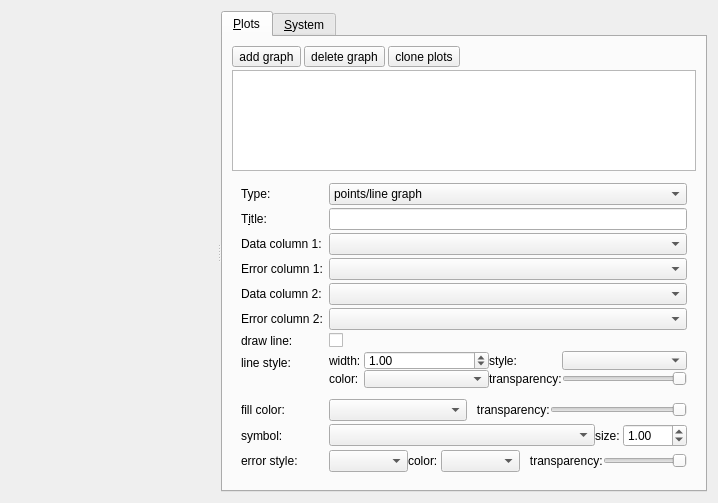
Old version of the form plugins/table/qfrdrtableplotwidget.ui in the repository jkriege2/QuickFit3.
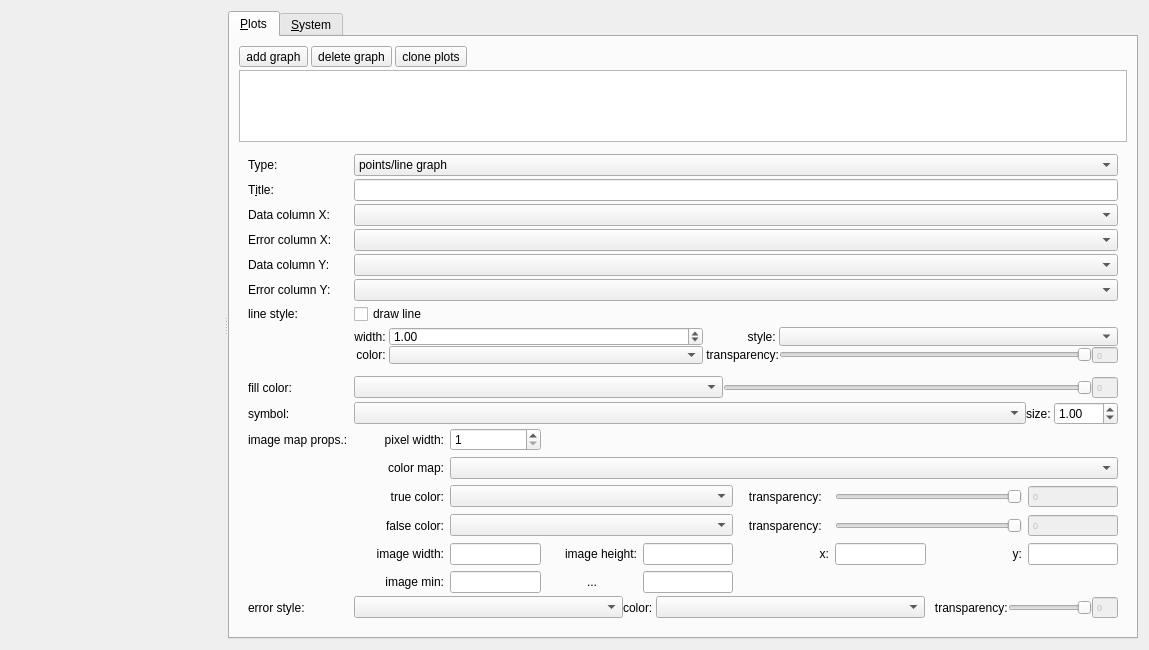
New version of the form. The open tabs and pages were chosen to show the change. Icons and pictures are not drawn. Custom widgets are drawn as their Qt base class.

Commit message: QuickFit3/table: wip on image plots

```diff
--- a/plugins/table/qfrdrtableplotwidget.ui
+++ b/plugins/table/qfrdrtableplotwidget.ui
@@ -6,8 +6,8 @@
    <rect>
     <x>0</x>
     <y>0</y>
-    <width>718</width>
-    <height>463</height>
+    <width>1149</width>
+    <height>623</height>
    </rect>
   </property>
   <property name="windowTitle">
@@ -233,7 +233,7 @@
            <item row="2" column="0">
             <widget class="QLabel" name="label">
              <property name="text">
-              <string>Data column 1:</string>
+              <string>Data column X:</string>
              </property>
              <property name="buddy">
               <cstring>cmbLinesXData</cstring>
@@ -243,13 +243,23 @@
            <item row="2" column="1">
             <widget class="QComboBox" name="cmbLinesXData"/>
            </item>
+           <item row="3" column="0">
+            <widget class="QLabel" name="label_2">
+             <property name="text">
+              <string>Error column X:</string>
+             </property>
+             <property name="buddy">
+              <cstring>cmbLinesXError</cstring>
+             </property>
+            </widget>
+           </item>
            <item row="3" column="1">
             <widget class="QComboBox" name="cmbLinesXError"/>
            </item>
            <item row="4" column="0">
             <widget class="QLabel" name="label_4">
              <property name="text">
-              <string>Data column 2:</string>
+              <string>Data column Y:</string>
              </property>
              <property name="buddy">
               <cstring>cmbLinesYData</cstring>
@@ -262,7 +272,7 @@
            <item row="5" column="0">
             <widget class="QLabel" name="label_5">
              <property name="text">
-              <string>Error column 2:</string>
+              <string>Error column Y:</string>
              </property>
              <property name="buddy">
               <cstring>cmbLinesYError</cstring>
@@ -272,40 +282,23 @@
            <item row="5" column="1">
             <widget class="QComboBox" name="cmbLinesYError"/>
            </item>
-           <item row="6" column="0">
-            <widget class="QLabel" name="label_26">
-             <property name="text">
-              <string>draw line:</string>
-             </property>
-             <property name="buddy">
-              <cstring>chkDrawLine</cstring>
-             </property>
-            </widget>
-           </item>
            <item row="6" column="1">
             <widget class="QCheckBox" name="chkDrawLine">
              <property name="text">
-              <string/>
-             </property>
-            </widget>
-           </item>
-           <item row="7" column="0">
-            <widget class="QLabel" name="label_23">
-             <property name="text">
-              <string>line style:</string>
-             </property>
-             <property name="buddy">
-              <cstring>spinLineWidth</cstring>
+              <string>draw line</string>
              </property>
             </widget>
            </item>
            <item row="7" column="1">
-            <layout class="QGridLayout" name="gridLayout" columnstretch="0,1,0,1" columnminimumwidth="0,0,0,0">
+            <layout class="QGridLayout" name="gridLayout" columnstretch="0,1,0,1,0" columnminimumwidth="0,0,0,0,0">
              <item row="0" column="0">
               <widget class="QLabel" name="label_28">
                <property name="text">
                 <string>width: </string>
                </property>
+               <property name="alignment">
+                <set>Qt::AlignRight|Qt::AlignTrailing|Qt::AlignVCenter</set>
+               </property>
                <property name="buddy">
                 <cstring>spinLineWidth</cstring>
                </property>
@@ -333,14 +326,17 @@
              <item row="0" column="2">
               <widget class="QLabel" name="label_27">
                <property name="text">
-                <string>style: </string>
+                <string> style: </string>
+               </property>
+               <property name="alignment">
+                <set>Qt::AlignRight|Qt::AlignTrailing|Qt::AlignVCenter</set>
                </property>
                <property name="buddy">
                 <cstring>cmbLineStyle</cstring>
                </property>
               </widget>
              </item>
-             <item row="0" column="3">
+             <item row="0" column="3" colspan="2">
               <widget class="LineStyleComboBox" name="cmbLineStyle"/>
              </item>
              <item row="1" column="0">
@@ -348,6 +344,9 @@
                <property name="text">
                 <string>color: </string>
                </property>
+               <property name="alignment">
+                <set>Qt::AlignRight|Qt::AlignTrailing|Qt::AlignVCenter</set>
+               </property>
                <property name="buddy">
                 <cstring>cmbLineColor</cstring>
                </property>
@@ -359,7 +358,10 @@
              <item row="1" column="2">
               <widget class="QLabel" name="label_35">
                <property name="text">
-                <string>transparency:</string>
+                <string> transparency:</string>
+               </property>
+               <property name="alignment">
+                <set>Qt::AlignRight|Qt::AlignTrailing|Qt::AlignVCenter</set>
                </property>
                <property name="buddy">
                 <cstring>cmbFillColor</cstring>
@@ -400,6 +402,24 @@
                </property>
               </widget>
              </item>
+             <item row="1" column="4">
+              <widget class="QSpinBox" name="spinBox_3">
+               <property name="enabled">
+                <bool>false</bool>
+               </property>
+               <property name="font">
+                <font>
+                 <pointsize>7</pointsize>
+                </font>
+               </property>
+               <property name="buttonSymbols">
+                <enum>QAbstractSpinBox::NoButtons</enum>
+               </property>
+               <property name="maximum">
+                <number>255</number>
+               </property>
+              </widget>
+             </item>
             </layout>
            </item>
            <item row="8" column="0">
@@ -413,20 +433,10 @@
             </widget>
            </item>
            <item row="8" column="1">
-            <layout class="QHBoxLayout" name="horizontalLayout_9" stretch="1,0,1">
+            <layout class="QHBoxLayout" name="horizontalLayout_9" stretch="1,1,0">
              <item>
               <widget class="ColorComboBox" name="cmbFillColor"/>
              </item>
-             <item>
-              <widget class="QLabel" name="label_32">
-               <property name="text">
-                <string>   transparency:</string>
-               </property>
-               <property name="buddy">
-                <cstring>cmbFillColor</cstring>
-               </property>
-              </widget>
-             </item>
              <item>
               <widget class="QSlider" name="sliderFillTransparent">
                <property name="minimumSize">
@@ -461,6 +471,24 @@
                </property>
               </widget>
              </item>
+             <item>
+              <widget class="QSpinBox" name="spinBox_2">
+               <property name="enabled">
+                <bool>false</bool>
+               </property>
+               <property name="font">
+                <font>
+                 <pointsize>7</pointsize>
+                </font>
+               </property>
+               <property name="buttonSymbols">
+                <enum>QAbstractSpinBox::NoButtons</enum>
+               </property>
+               <property name="maximum">
+                <number>255</number>
+               </property>
+              </widget>
+             </item>
             </layout>
            </item>
            <item row="9" column="0">
@@ -509,7 +537,7 @@
              </item>
             </layout>
            </item>
-           <item row="10" column="0">
+           <item row="12" column="0">
             <widget class="QLabel" name="label_25">
              <property name="text">
               <string>error style:</string>
@@ -519,8 +547,8 @@
              </property>
             </widget>
            </item>
-           <item row="10" column="1">
-            <layout class="QHBoxLayout" name="horizontalLayout_8" stretch="1,0,1,0,0">
+           <item row="12" column="1">
+            <layout class="QHBoxLayout" name="horizontalLayout_8" stretch="1,0,1,0,0,0">
              <item>
               <widget class="JKQTPerrorPlotstyleComboBox" name="cmbErrorStyle"/>
              </item>
@@ -581,18 +609,316 @@
                </property>
               </widget>
              </item>
+             <item>
+              <widget class="QSpinBox" name="spinBox">
+               <property name="enabled">
+                <bool>false</bool>
+               </property>
+               <property name="font">
+                <font>
+                 <pointsize>7</pointsize>
+                </font>
+               </property>
+               <property name="buttonSymbols">
+                <enum>QAbstractSpinBox::NoButtons</enum>
+               </property>
+               <property name="maximum">
+                <number>255</number>
+               </property>
+              </widget>
+             </item>
             </layout>
            </item>
-           <item row="3" column="0">
-            <widget class="QLabel" name="label_2">
+           <item row="6" column="0">
+            <widget class="QLabel" name="label_23">
              <property name="text">
-              <string>Error column 1:</string>
+              <string>line style:</string>
              </property>
              <property name="buddy">
               <cstring>cmbLinesXError</cstring>
              </property>
             </widget>
            </item>
+           <item row="10" column="0">
+            <widget class="QLabel" name="label_26">
+             <property name="text">
+              <string>image map props.:</string>
+             </property>
+             <property name="buddy">
+              <cstring>cmbFillColor</cstring>
+             </property>
+            </widget>
+           </item>
+           <item row="10" column="1">
+            <widget class="QWidget" name="widImage" native="true">
+             <layout class="QGridLayout" name="gridLayout_2" columnstretch="1,1,1,1,1,1,1,1">
+              <property name="margin">
+               <number>0</number>
+              </property>
+              <item row="1" column="0">
+               <widget class="QLabel" name="label_39">
+                <property name="text">
+                 <string>color map:</string>
+                </property>
+                <property name="alignment">
+                 <set>Qt::AlignRight|Qt::AlignTrailing|Qt::AlignVCenter</set>
+                </property>
+               </widget>
+              </item>
+              <item row="1" column="1" colspan="7">
+               <widget class="JKQTPMathImageColorPalette" name="cmbColormap"/>
+              </item>
+              <item row="4" column="0">
+               <widget class="QLabel" name="label_41">
+                <property name="text">
+                 <string>image width:</string>
+                </property>
+                <property name="alignment">
+                 <set>Qt::AlignRight|Qt::AlignTrailing|Qt::AlignVCenter</set>
+                </property>
+               </widget>
+              </item>
+              <item row="4" column="2">
+               <widget class="QLabel" name="label_42">
+                <property name="text">
+                 <string>image height:</string>
+                </property>
+                <property name="alignment">
+                 <set>Qt::AlignRight|Qt::AlignTrailing|Qt::AlignVCenter</set>
+                </property>
+               </widget>
+              </item>
+              <item row="4" column="4">
+               <widget class="QLabel" name="label_43">
+                <property name="text">
+                 <string>x:</string>
+                </property>
+                <property name="alignment">
+                 <set>Qt::AlignRight|Qt::AlignTrailing|Qt::AlignVCenter</set>
+                </property>
+               </widget>
+              </item>
+              <item row="4" column="1">
+               <widget class="QLineEdit" name="edtImageWidth"/>
+              </item>
+              <item row="4" column="3">
+               <widget class="QLineEdit" name="edtImageHeight"/>
+              </item>
+              <item row="4" column="5">
+               <widget class="QLineEdit" name="edtImageX"/>
+              </item>
+              <item row="4" column="7">
+               <widget class="QLineEdit" name="edtImageY"/>
+              </item>
+              <item row="4" column="6">
+               <widget class="QLabel" name="label_44">
+                <property name="text">
+                 <string>y:</string>
+                </property>
+                <property name="alignment">
+                 <set>Qt::AlignRight|Qt::AlignTrailing|Qt::AlignVCenter</set>
+                </property>
+               </widget>
+              </item>
+              <item row="5" column="0">
+               <widget class="QLabel" name="label_45">
+                <property name="text">
+                 <string>image min:</string>
+                </property>
+                <property name="alignment">
+                 <set>Qt::AlignRight|Qt::AlignTrailing|Qt::AlignVCenter</set>
+                </property>
+               </widget>
+              </item>
+              <item row="5" column="1">
+               <widget class="QLineEdit" name="edtImageMin"/>
+              </item>
+              <item row="5" column="3">
+               <widget class="QLineEdit" name="edtImageMax"/>
+              </item>
+              <item row="5" column="2">
+               <widget class="QLabel" name="label_46">
+                <property name="text">
+                 <string>&lt;center&gt;...&lt;/center&gt;</string>
+                </property>
+                <property name="alignment">
+                 <set>Qt::AlignRight|Qt::AlignTrailing|Qt::AlignVCenter</set>
+                </property>
+               </widget>
+              </item>
+              <item row="0" column="0">
+               <widget class="QLabel" name="label_40">
+                <property name="text">
+                 <string>pixel width:</string>
+                </property>
+                <property name="alignment">
+                 <set>Qt::AlignRight|Qt::AlignTrailing|Qt::AlignVCenter</set>
+                </property>
+               </widget>
+              </item>
+              <item row="0" column="1">
+               <widget class="QSpinBox" name="spinImageWidth">
+                <property name="minimum">
+                 <number>1</number>
+                </property>
+                <property name="maximum">
+                 <number>10000</number>
+                </property>
+               </widget>
+              </item>
+              <item row="2" column="0">
+               <widget class="QLabel" name="label_47">
+                <property name="text">
+                 <string>true color:</string>
+                </property>
+                <property name="alignment">
+                 <set>Qt::AlignRight|Qt::AlignTrailing|Qt::AlignVCenter</set>
+                </property>
+               </widget>
+              </item>
+              <item row="2" column="1" colspan="3">
+               <widget class="ColorComboBox" name="cmbImageTrueColor"/>
+              </item>
+              <item row="2" column="5" colspan="2">
+               <widget class="QSlider" name="sliderImageTrueColor">
+                <property name="minimumSize">
+                 <size>
+                  <width>32</width>
+                  <height>0</height>
+                 </size>
+                </property>
+                <property name="maximum">
+                 <number>255</number>
+                </property>
+                <property name="singleStep">
+                 <number>5</number>
+                </property>
+                <property name="pageStep">
+                 <number>50</number>
+                </property>
+                <property name="orientation">
+                 <enum>Qt::Horizontal</enum>
+                </property>
+                <property name="invertedAppearance">
+                 <bool>true</bool>
+                </property>
+                <property name="invertedControls">
+                 <bool>false</bool>
+                </property>
+                <property name="tickPosition">
+                 <enum>QSlider::NoTicks</enum>
+                </property>
+                <property name="tickInterval">
+                 <number>50</number>
+                </property>
+               </widget>
+              </item>
+              <item row="2" column="4">
+               <widget class="QLabel" name="label_32">
+                <property name="text">
+                 <string>   transparency:</string>
+                </property>
+                <property name="buddy">
+                 <cstring>cmbFillColor</cstring>
+                </property>
+               </widget>
+              </item>
+              <item row="2" column="7">
+               <widget class="QSpinBox" name="spinBox_5">
+                <property name="enabled">
+                 <bool>false</bool>
+                </property>
+                <property name="font">
+                 <font>
+                  <pointsize>7</pointsize>
+                 </font>
+                </property>
+                <property name="buttonSymbols">
+                 <enum>QAbstractSpinBox::NoButtons</enum>
+                </property>
+                <property name="maximum">
+                 <number>255</number>
+                </property>
+               </widget>
+              </item>
+              <item row="3" column="0">
+               <widget class="QLabel" name="label_48">
+                <property name="text">
+                 <string>false color:</string>
+                </property>
+                <property name="alignment">
+                 <set>Qt::AlignRight|Qt::AlignTrailing|Qt::AlignVCenter</set>
+                </property>
+               </widget>
+              </item>
+              <item row="3" column="1" colspan="3">
+               <widget class="ColorComboBox" name="cmbImageFalseColor"/>
+              </item>
+              <item row="3" column="4">
+               <widget class="QLabel" name="label_49">
+                <property name="text">
+                 <string>   transparency:</string>
+                </property>
+                <property name="buddy">
+                 <cstring>cmbFillColor</cstring>
+                </property>
+               </widget>
+              </item>
+              <item row="3" column="5" colspan="2">
+               <widget class="QSlider" name="sliderImageFalseColor">
+                <property name="minimumSize">
+                 <size>
+                  <width>32</width>
+                  <height>0</height>
+                 </size>
+                </property>
+                <property name="maximum">
+                 <number>255</number>
+                </property>
+                <property name="singleStep">
+                 <number>5</number>
+                </property>
+                <property name="pageStep">
+                 <number>50</number>
+                </property>
+                <property name="orientation">
+                 <enum>Qt::Horizontal</enum>
+                </property>
+                <property name="invertedAppearance">
+                 <bool>true</bool>
+                </property>
+                <property name="invertedControls">
+                 <bool>false</bool>
+                </property>
+                <property name="tickPosition">
+                 <enum>QSlider::NoTicks</enum>
+                </property>
+                <property name="tickInterval">
+                 <number>50</number>
+                </property>
+               </widget>
+              </item>
+              <item row="3" column="7">
+               <widget class="QSpinBox" name="spinBox_6">
+                <property name="enabled">
+                 <bool>false</bool>
+                </property>
+                <property name="font">
+                 <font>
+                  <pointsize>7</pointsize>
+                 </font>
+                </property>
+                <property name="buttonSymbols">
+                 <enum>QAbstractSpinBox::NoButtons</enum>
+                </property>
+                <property name="maximum">
+                 <number>255</number>
+                </property>
+               </widget>
+              </item>
+             </layout>
+            </widget>
+           </item>
           </layout>
          </widget>
         </item>
@@ -1062,6 +1388,11 @@
    <extends>QComboBox</extends>
    <header>jkqtptools.h</header>
   </customwidget>
+  <customwidget>
+   <class>JKQTPMathImageColorPalette</class>
+   <extends>QComboBox</extends>
+   <header>jkqtpimageelements.h</header>
+  </customwidget>
  </customwidgets>
  <tabstops>
   <tabstop>tabWidget</tabstop>
```
Left out of the diff: 212 changed lines with no effect on the pictures. The commit also changes 3 other files.
